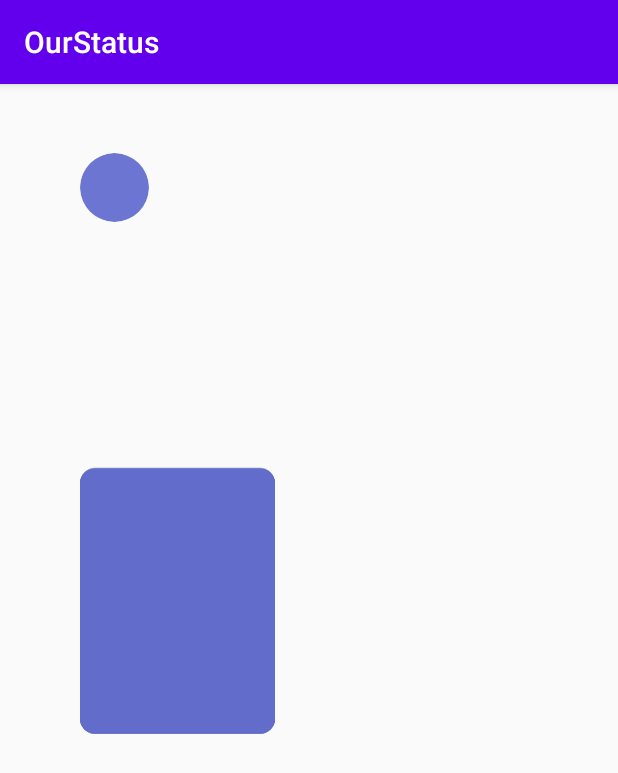
After one commit to kevc528/OurStatus, an Android app: the UserProfile screen opened directly, with no data from a screen before it, on a phone screen of 412 x 824 dp. The commit adds this screen. Shown: the top 773 px of the screen. Run offline under Robolectric (Android 15) with nearby library versions, the phone set to English and light mode, and no system bars; our stand-ins replace CircleImageView, Firebase (no records; nobody signed in at launch, a user with empty details on screens opened directly).

Commit message:
profile picture selection

```diff
--- a/AndroidApp/app/build.gradle
+++ b/AndroidApp/app/build.gradle
@@ -28,6 +28,7 @@ android {
 }
 
 dependencies {
+    compile 'de.hdodenhof:circleimageview:1.2.1'
     implementation fileTree(dir: 'libs', include: ['*.jar'])
     implementation 'com.google.firebase:firebase-analytics:17.2.2'
     implementation 'androidx.appcompat:appcompat:1.1.0'
--- /dev/null
+++ b/AndroidApp/app/src/main/java/com/example/ourstatus/UserProfile.java
@@ -0,0 +1,51 @@
+package com.example.ourstatus;
+
+import android.content.Intent;
+import android.graphics.Bitmap;
+import android.net.Uri;
+import android.os.Bundle;
+import android.provider.MediaStore;
+import android.view.View;
+
+import androidx.appcompat.app.AppCompatActivity;
+
+import com.example.ourstatus.databinding.UserProfileBinding;
+import com.google.firebase.auth.FirebaseAuth;
+
+
+public class UserProfile extends AppCompatActivity {
+    private UserProfileBinding mBinding;
+    private FirebaseAuth mAuth;
+    public static final int PICK_IMAGE = 3;
+
+    protected void onCreate(Bundle savedInstanceState) {
+        super.onCreate(savedInstanceState);
+        mBinding = UserProfileBinding.inflate(getLayoutInflater());
+        setContentView(mBinding.getRoot());
+        mAuth = FirebaseAuth.getInstance();
+
+    }
+
+    public void chooseProfile(){
+        Intent intent = new Intent();
+        intent.setType("image/*");
+        intent.setAction(Intent.ACTION_GET_CONTENT);
+        startActivityForResult(Intent.createChooser(intent, "Select Picture"), PICK_IMAGE);
+
+    }
+
+    public void onActivityResult(int requestCode, int resultCode, Intent data) {
+        super.onActivityResult(requestCode, resultCode, data);
+        if (requestCode == PICK_IMAGE) {
+            Uri imageUri = data.getData();
+            mBinding.profileImage.setImageURI(imageUri);
+        }
+    }
+
+    public void onClick(View v){
+        int i = v.getId();
+        if(i == R.id.profile_image){
+            chooseProfile();
+        }
+    }
+}
--- /dev/null
+++ b/AndroidApp/app/src/main/res/drawable/profile_picture.xml
@@ -0,0 +1,11 @@
+<?xml version="1.0" encoding="utf-8"?>
+<vector xmlns:android="http://schemas.android.com/apk/res/android"
+    android:width="50dp"
+    android:height="50dp"
+    android:viewportWidth="50"
+    android:viewportHeight="50">
+    <path
+        android:fillColor="#6C76D2"
+        android:fillType="evenOdd"
+        android:pathData="M25 50c13.8 0 25-11.2 25-25S38.8 0 25 0S0 11.2 0 25s11.2 25 25 25z"/>
+</vector>
--- /dev/null
+++ b/AndroidApp/app/src/main/res/drawable/user_group1.xml
@@ -0,0 +1,12 @@
+<?xml version="1.0" encoding="utf-8"?>
+<vector xmlns:android="http://schemas.android.com/apk/res/android"
+    android:width="138dp"
+    android:height="188dp"
+    android:viewportWidth="138"
+    android:viewportHeight="188">
+    <group>
+        <path
+            android:fillColor="#616CCB"
+            android:pathData="M4 13c0-5.52 4.48-10 10-10h110c5.52 0 10 4.48 10 10v160c0 5.52-4.48 10-10 10h-110c-5.52 0-10-4.48-10-10z"/>
+    </group>
+</vector>
--- /dev/null
+++ b/AndroidApp/app/src/main/res/layout/user_profile.xml
@@ -0,0 +1,114 @@
+<?xml version="1.0" encoding="utf-8"?>
+<androidx.constraintlayout.widget.ConstraintLayout  xmlns:android="http://schemas.android.com/apk/res/android"
+    xmlns:app="http://schemas.android.com/apk/res-auto"
+    xmlns:tools="http://schemas.android.com/tools"
+    android:layout_width="match_parent"
+    android:layout_height="match_parent">
+
+    <de.hdodenhof.circleimageview.CircleImageView
+        android:id="@+id/profile_image"
+        android:layout_width="0dp"
+        android:layout_height="0dp"
+        android:src="@drawable/profile_picture"
+        android:onClick="onClick"
+        app:layout_constraintStart_toStartOf="@id/profile_pic_v1"
+        app:layout_constraintEnd_toEndOf="@id/profile_pic_v2"
+        app:layout_constraintTop_toTopOf="@id/profile_pic_h1"
+        app:layout_constraintBottom_toBottomOf="@id/profile_pic_h2"
+        app:layout_constraintDimensionRatio="1:1" />
+
+    <HorizontalScrollView
+        android:layout_width="0dp"
+        android:layout_height="0dp"
+        android:scrollbars="horizontal"
+        app:layout_constraintBottom_toTopOf="@+id/groups_h2"
+        app:layout_constraintEnd_toEndOf="@id/groups_v2"
+        app:layout_constraintStart_toStartOf="@id/groups_v1"
+        app:layout_constraintTop_toTopOf="@id/groups_h1">
+
+        <androidx.constraintlayout.widget.ConstraintLayout
+            android:layout_width="wrap_content"
+            android:layout_height="match_parent"
+            android:orientation="horizontal">
+
+            <TextView
+                android:id="@+id/group_1"
+                android:layout_width="match_parent"
+                android:layout_height="match_parent"
+                android:background="@drawable/user_group1" />
+
+            <TextView
+                android:id="@+id/group_2"
+                android:layout_width="match_parent"
+                android:layout_height="match_parent"
+                android:background="@drawable/user_group1" />
+
+            <TextView
+                android:id="@+id/group_3"
+                android:layout_width="match_parent"
+                android:layout_height="match_parent"
+                android:background="@drawable/user_group1"
+                />
+
+        </androidx.constraintlayout.widget.ConstraintLayout>
+
+
+    </HorizontalScrollView>
+
+    <androidx.constraintlayout.widget.Guideline
+        android:id="@+id/profile_pic_v1"
+        android:layout_width="wrap_content"
+        android:layout_height="wrap_content"
+        android:orientation="vertical"
+        app:layout_constraintGuide_percent="0.12" />
+
+    <androidx.constraintlayout.widget.Guideline
+        android:id="@+id/profile_pic_v2"
+        android:layout_width="wrap_content"
+        android:layout_height="wrap_content"
+        android:orientation="vertical"
+        app:layout_constraintGuide_percent="0.25" />
+
+    <androidx.constraintlayout.widget.Guideline
+        android:id="@+id/profile_pic_h1"
+        android:layout_width="wrap_content"
+        android:layout_height="wrap_content"
+        android:orientation="horizontal"
+        app:layout_constraintGuide_percent="0.06" />
+
+    <androidx.constraintlayout.widget.Guideline
+        android:id="@+id/profile_pic_h2"
+        android:layout_width="wrap_content"
+        android:layout_height="wrap_content"
+        android:orientation="horizontal"
+        app:layout_constraintGuide_percent="0.12" />
+
+    <androidx.constraintlayout.widget.Guideline
+        android:id="@+id/groups_v1"
+        android:layout_width="wrap_content"
+        android:layout_height="wrap_content"
+        android:orientation="vertical"
+        app:layout_constraintGuide_percent="0.12" />
+
+    <androidx.constraintlayout.widget.Guideline
+        android:id="@+id/groups_v2"
+        android:layout_width="wrap_content"
+        android:layout_height="wrap_content"
+        android:orientation="vertical"
+        app:layout_constraintGuide_percent="1" />
+
+    <androidx.constraintlayout.widget.Guideline
+        android:id="@+id/groups_h1"
+        android:layout_width="wrap_content"
+        android:layout_height="wrap_content"
+        android:orientation="horizontal"
+        app:layout_constraintGuide_percent="0.33" />
+
+    <androidx.constraintlayout.widget.Guideline
+        android:id="@+id/groups_h2"
+        android:layout_width="wrap_content"
+        android:layout_height="wrap_content"
+        android:orientation="horizontal"
+        app:layout_constraintGuide_percent="0.57" />
+
+</androidx.constraintlayout.widget.ConstraintLayout>
--- a/AndroidApp/app/src/main/res/values/strings.xml
+++ b/AndroidApp/app/src/main/res/values/strings.xml
@@ -14,4 +14,5 @@
     <string name="last_name">Last Name</string>
     <string name="e_mail">E-Mail</string>
     <string name="retype_password">Retype Password</string>
+    <string name="reset">Reset</string>
 </resources>
```
Also changed, not shown: AndroidApp/app/src/main/AndroidManifest.xml (+6 -2 lines), AndroidApp/app/src/main/java/com/example/ourstatus/CreateAccount.java (+36 -0 lines), AndroidApp/app/src/main/java/com/example/ourstatus/SignIn.java (+8 -10 lines), AndroidApp/app/src/main/res/layout/sign_in.xml (+44 -3 lines).
